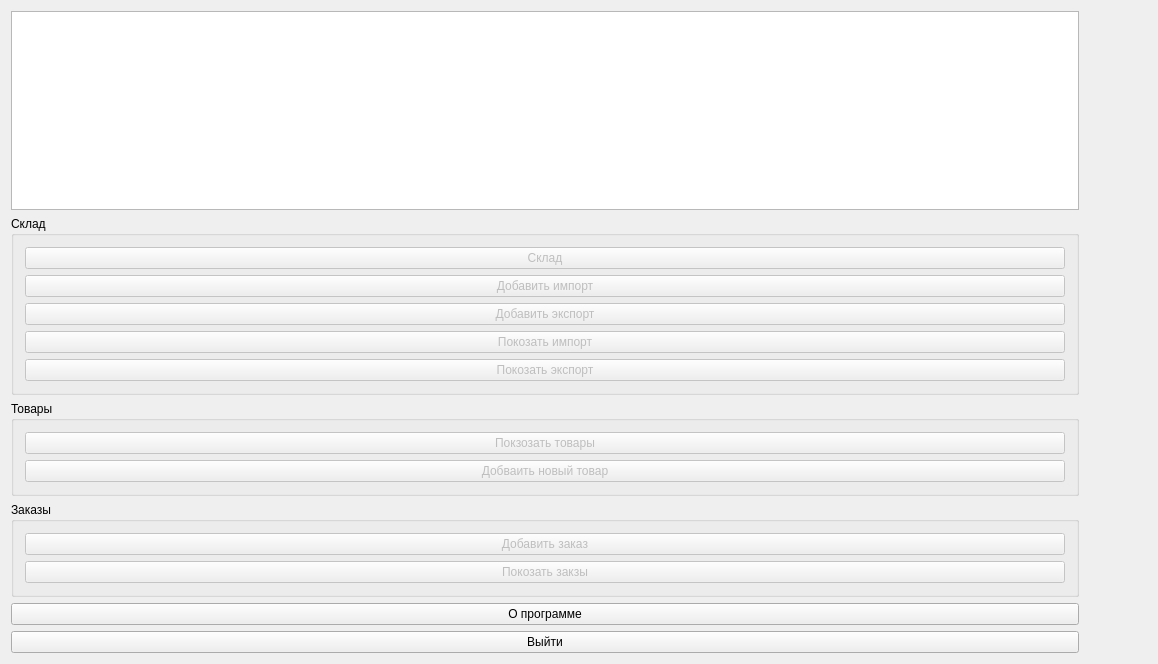
This is nolcrm/MainWindow/MainWindow.ui in mpa-technology/nolcrm as Qt 5 draws it before an edit. The edited form follows.
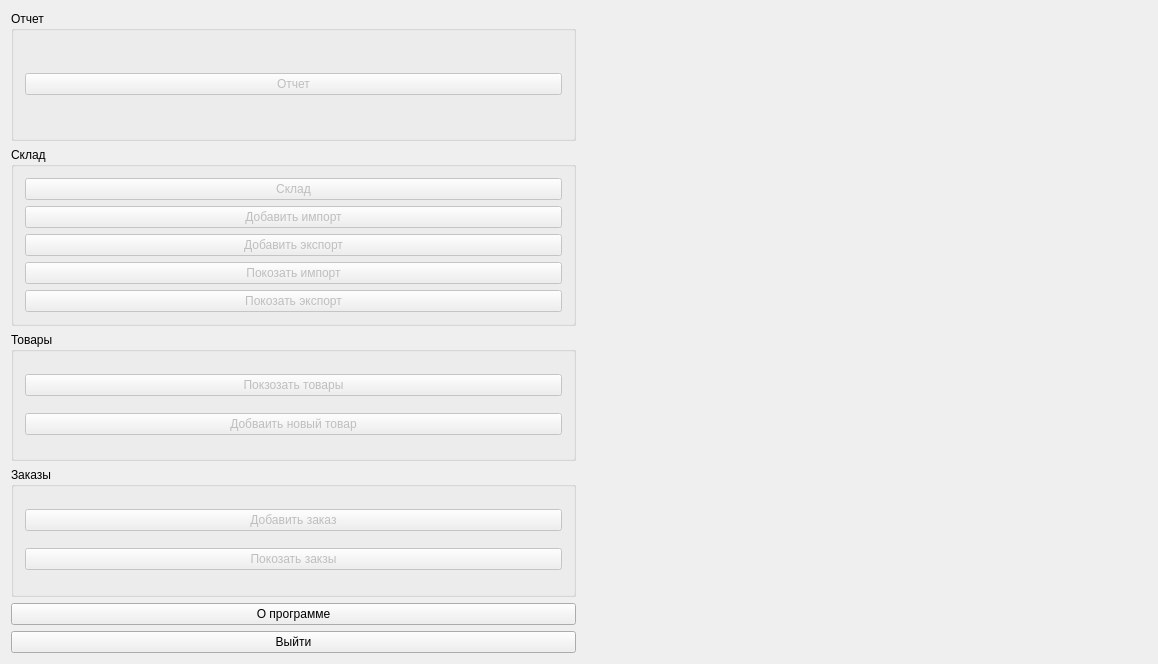
This is the edited form.

Diff of the .ui file:
```diff
--- a/nolcrm/MainWindow/MainWindow.ui
+++ b/nolcrm/MainWindow/MainWindow.ui
@@ -18,7 +18,23 @@
     <item>
      <layout class="QVBoxLayout" name="mainVerticalLayout">
       <item>
-       <widget class="QTextBrowser" name="textBrowser"/>
+       <widget class="QGroupBox" name="groupReport">
+        <property name="title">
+         <string>Отчет</string>
+        </property>
+        <layout class="QVBoxLayout" name="verticalLayout">
+         <item>
+          <widget class="QPushButton" name="btnShowReport">
+           <property name="enabled">
+            <bool>false</bool>
+           </property>
+           <property name="text">
+            <string>Отчет</string>
+           </property>
+          </widget>
+         </item>
+        </layout>
+       </widget>
       </item>
       <item>
        <widget class="QGroupBox" name="groupStorage">
@@ -153,22 +169,6 @@
       </item>
      </layout>
     </item>
-    <item>
-     <spacer name="horizontalSpacer">
-      <property name="orientation">
-       <enum>Qt::Horizontal</enum>
-      </property>
-      <property name="sizeType">
-       <enum>QSizePolicy::Fixed</enum>
-      </property>
-      <property name="sizeHint" stdset="0">
-       <size>
-        <width>40</width>
-        <height>20</height>
-       </size>
-      </property>
-     </spacer>
-    </item>
     <item>
      <widget class="QWidget" name="inlineWidget" native="true">
       <layout class="QVBoxLayout" name="verticalLayout_3">
```
